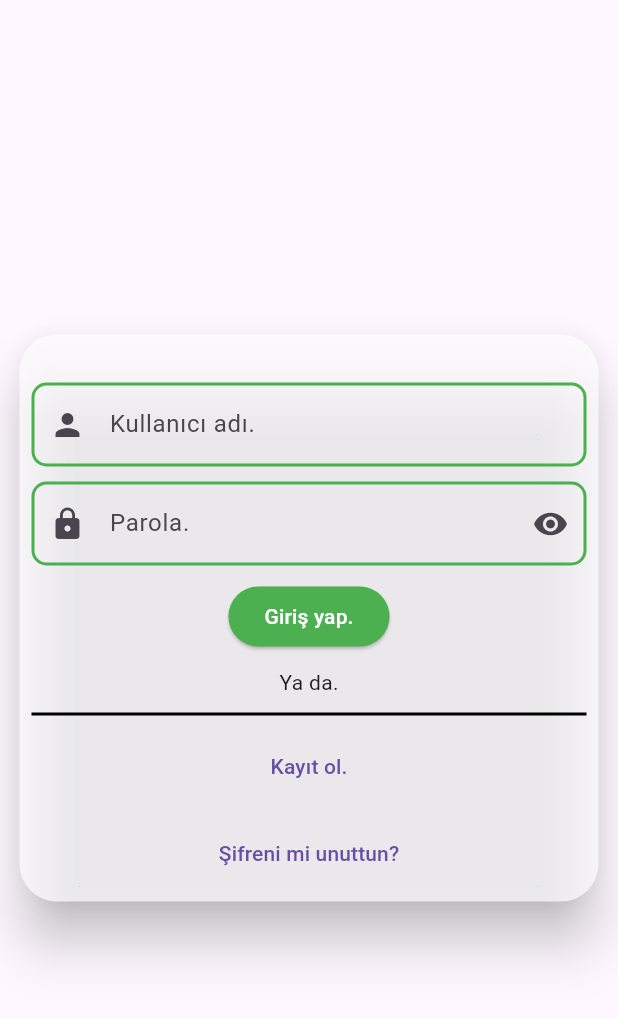
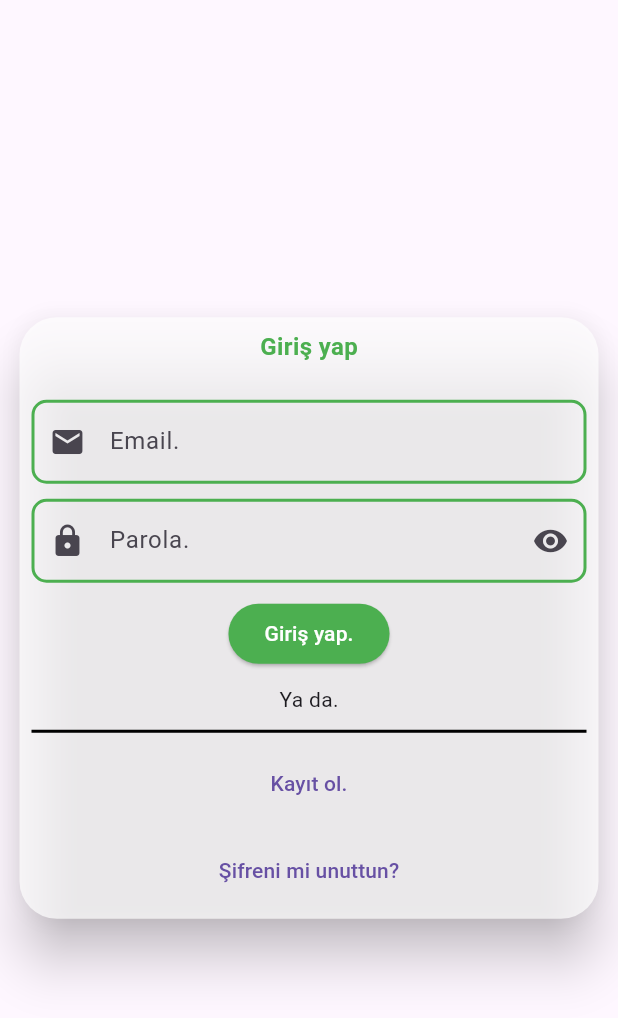
Before and after one commit to OgulcanKacarr/heychat, a Flutter app: the screen it shows after launch, on a phone screen of 412 x 824 dp. Shown: the top 1018 px of the screen. Run offline on Flutter 3.47's test engine with Material 3 defaults, Android fonts, the phone set to English and light mode, and no system bars; our stand-ins replace animated_splash_screen, firebase_auth, firebase_core, flutter_riverpod; accounts and stored records are empty.

Commit message:
giris ekranında bazı düzenlemeler yapıldı.

```diff
--- a/lib/constants/AppStrings.dart
+++ b/lib/constants/AppStrings.dart
@@ -3,7 +3,8 @@ class AppStrings {
   static const String login = "Giriş Yap";
   static const String signUp = "Kayıt Ol";
   static const String error = "Bilinmeyen bir hata oluştu.";
-  static const String enter_username = "Kullanıcı adı.";
+  static const String login_title = "Giriş yap";
+  static const String enter_email = "Email.";
   static const String enter_password = "Parola.";
   static const String login_button = "Giriş yap.";
   static const String register_button = "Kayıt ol.";
--- a/lib/view/auth/login_page.dart
+++ b/lib/view/auth/login_page.dart
@@ -6,6 +6,7 @@ import 'package:heychat/constants/AppStrings.dart';
 import 'package:heychat/widgets/custom_card_widget.dart';
 import 'package:heychat/widgets/custom_elevated_button_widget.dart';
 import 'package:heychat/widgets/custom_textfield_widget.dart';
+import 'package:heychat/widgets/text_style_custom_widget.dart';
 
 class LoginPage extends ConsumerStatefulWidget {
   const LoginPage({super.key});
@@ -15,9 +16,8 @@ class LoginPage extends ConsumerStatefulWidget {
 }
 
 class _LoginPageState extends ConsumerState<LoginPage> {
-  final TextEditingController _username_controller = TextEditingController();
+  final TextEditingController _email_controller = TextEditingController();
   final TextEditingController _password_controller = TextEditingController();
-
   @override
   Widget build(BuildContext context) {
     return Scaffold(
@@ -42,8 +42,12 @@ class _LoginPageState extends ConsumerState<LoginPage> {
                       padding: const EdgeInsets.all(AppSizes.paddingSmall),
                       child: Column(
                         children: [
+                           const Text(AppStrings.login_title,style: TextStyle(
+                             color: Colors.green,
+                             fontSize: AppSizes.paddingMedium,
+                             fontWeight: FontWeight.bold
+                           ),),
                           loginForm(),
-
                         ],
                       ),
                     ),
@@ -57,17 +61,18 @@ class _LoginPageState extends ConsumerState<LoginPage> {
     );
   }
 
+
   Widget loginForm(){
     return Column(
       children: [
         const SizedBox(height: AppSizes.paddingLarge,),
 
-        //Kullanıcı adını al
+        //email adresini al
         CustomTextfieldWidget(
-          hint: AppStrings.enter_username,
-          controller: _username_controller,
-          prefixIcon: const Icon(Icons.person),
-          keyboardType: TextInputType.text,
+          hint: AppStrings.enter_email,
+          controller: _email_controller,
+          prefixIcon: const Icon(Icons.email),
+          keyboardType: TextInputType.emailAddress,
           isPassword: false,),
         const SizedBox(height: AppSizes.height,),
 
@@ -86,6 +91,7 @@ class _LoginPageState extends ConsumerState<LoginPage> {
             text: AppStrings.login_button, onPressed: () {
 
         }),
+
         const SizedBox(height: AppSizes.height,),
         //ya da
         const Align(alignment:Alignment.center, child: Text(AppStrings.or)),
@@ -104,7 +110,7 @@ class _LoginPageState extends ConsumerState<LoginPage> {
         }, child: const Text(AppStrings.register_button)),
         const SizedBox(height: AppSizes.height,),
 
-        //şifreyi sıfırla
+        //şifre sıfırlama butonu
         TextButton(onPressed: (){
 
         }, child: const Text(AppStrings.did_you_forget_your_password)),
--- /dev/null
+++ b/lib/widgets/text_style_custom_widget.dart
@@ -0,0 +1,13 @@
+import 'package:flutter/cupertino.dart';
+import 'package:flutter/material.dart';
+
+class TextStyleCustomWidget{
+  final Color color;
+  TextStyleCustomWidget({required this.color});
+
+   TextStyle style(){
+      return TextStyle(
+        color: color,
+      );
+  }
+}
```
